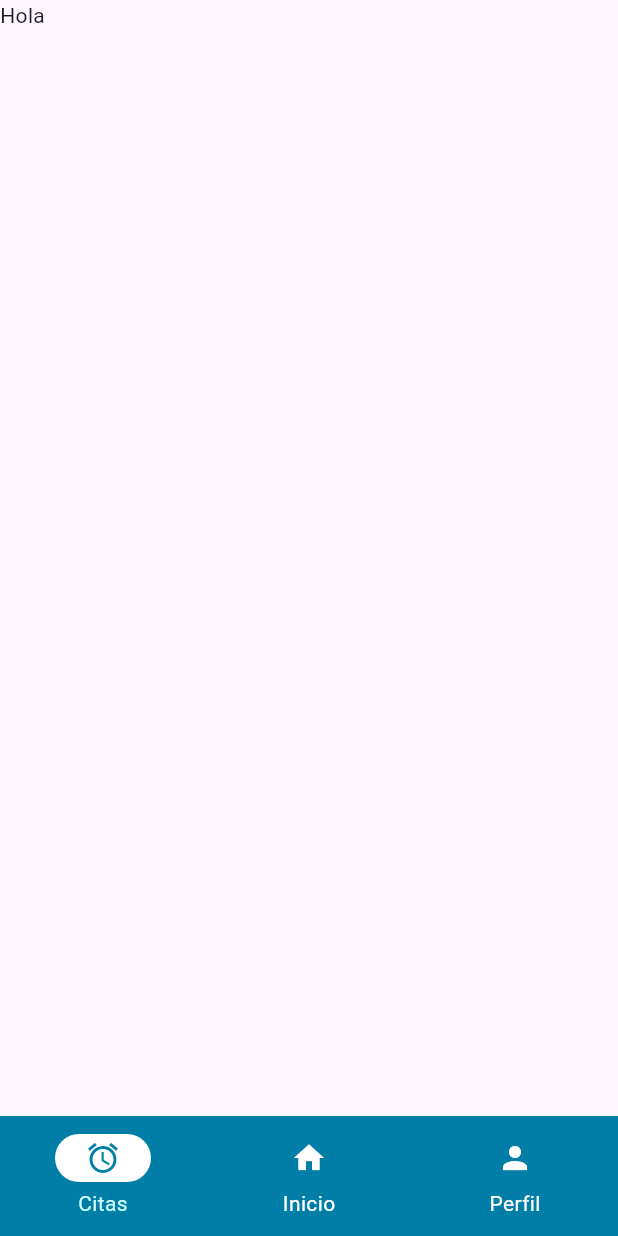
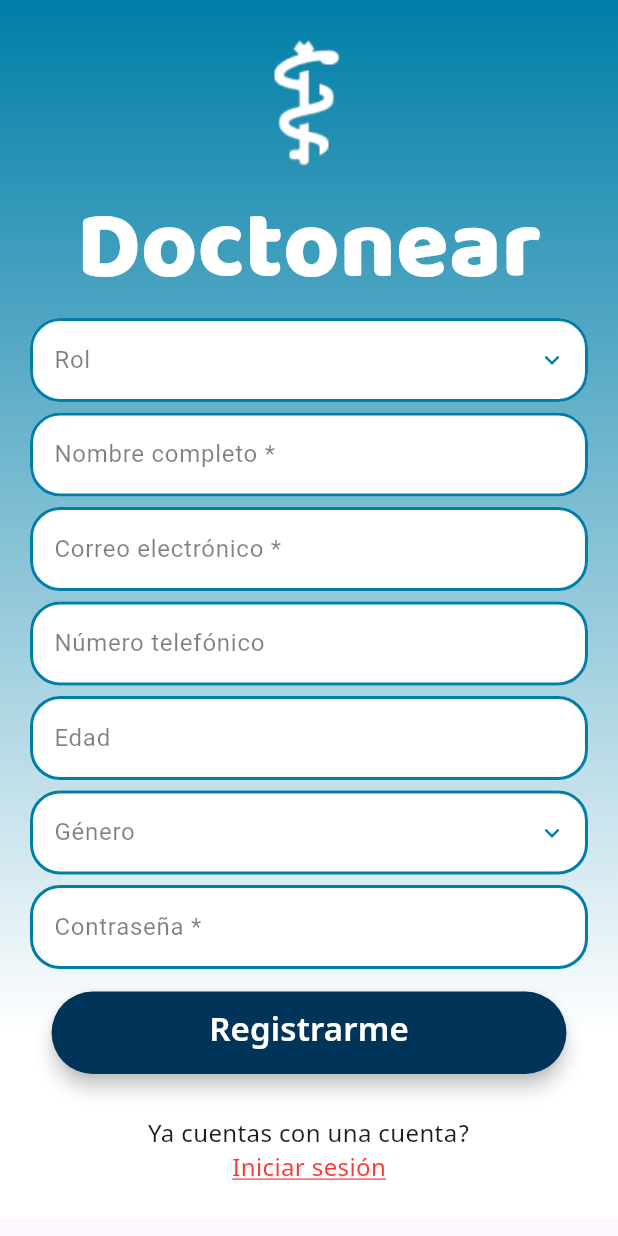
Before and after one commit to Daphish/Doctonear, a Flutter app: the screen it shows after launch, on a phone screen of 412 x 824 dp. Run offline on Flutter 3.47's test engine with Material 3 defaults, Android fonts, the light colour scheme and no system bars; Roboto replaces fonts that are missing (butLOg, cuerpo).

Commit message:
Login, hay que corregir las flechas

```diff
--- /dev/null
+++ b/lib/const.dart
@@ -0,0 +1,4 @@
+import 'package:flutter/material.dart';
+
+Color Prussian_Blue=Color(0xff003459);
+Color link=Color(0xffFF3636);
--- /dev/null
+++ b/lib/login.dart
@@ -0,0 +1,333 @@
+import "package:flutter/material.dart";
+import 'package:medichub/const.dart' as cons;
+
+class Login extends StatefulWidget {
+  const Login({super.key});
+
+  @override
+  State<Login> createState() => _LoginState();
+}
+
+class _LoginState extends State<Login> {
+  bool arrowText=true;
+  bool genderIcon=true;
+  @override
+  Widget build(BuildContext context) {
+    return Scaffold(
+      body: SafeArea(
+        child: Container(
+          decoration: BoxDecoration(
+            gradient: LinearGradient(
+              begin: Alignment.bottomCenter,
+              end: Alignment.topCenter,
+              stops: [
+                0.15,
+                1.0,
+              ],
+              colors: [
+                Color(0xffFFFFFF),
+                Color(0xff007EA7),
+
+              ]
+            )
+          ),
+          child: SingleChildScrollView(
+            child: Padding(
+                padding: EdgeInsets.all(20),
+                child: Center(
+                  child: Column(
+                    children: [
+                      Image.asset('assets/images/logo.png'),
+                      Text(
+                        'Doctonear',
+                        style: TextStyle(
+                            fontFamily: 'titulo',
+                            fontSize: 64,
+                            color: Colors.white
+                        ),
+                      ),
+                      TextFormField(
+                        style: TextStyle(
+                          fontFamily: 'cuerpo',
+                          fontSize: 16,
+                        ),
+                        obscureText: arrowText,
+                        decoration: InputDecoration(
+                          hintText:'Rol',
+                          hintStyle:TextStyle(
+                              fontFamily: 'cuerpo',
+                              fontSize: 16,
+                              color: Color(0x80000000)
+                          ) ,
+                          suffixIcon: IconButton(
+                            icon: arrowText?
+                            Icon(Icons.keyboard_arrow_down_outlined,size: 20, color: Color(0xff007EA7)) : Icon(Icons.keyboard_arrow_up_outlined,size:20,color: Color(0xff007EA7)),
+                            onPressed: (){
+                              setState((){
+                                arrowText=arrowText;
+                              });
+                            },
+                          ),
+                          enabledBorder: OutlineInputBorder(
+                            borderRadius: BorderRadius.circular(20),
+                            borderSide: BorderSide(
+                              color: Color(0xff007EA7),
+                              width: 2.0, // grosor
+                            ),
+                          ),
+                          focusedBorder: OutlineInputBorder(
+                            borderRadius: BorderRadius.circular(20),
+                            borderSide: BorderSide(
+                              color: Color(0xff007EA7),
+                              width: 2.0,
+                            ),
+                          ),
+                          filled: true,
+                          fillColor: Colors.white,
+                        ),
+                      ),
+                      SizedBox(height: 7),
+                      TextFormField(
+                        style: TextStyle(
+                          fontFamily: 'cuerpo',
+                          fontSize: 16,
+                        ),
+                        decoration: InputDecoration(
+                          hintText:'Nombre completo *',
+                          hintStyle:TextStyle(
+                              fontFamily: 'cuerpo',
+                              fontSize: 16,
+                              color: Color(0x80000000)
+                          ) ,
+                          enabledBorder: OutlineInputBorder(
+                            borderRadius: BorderRadius.circular(20),
+                            borderSide: BorderSide(
+                              color: Color(0xff007EA7),
+                              width: 2.0, // grosor
+                            ),
+                          ),
+                          focusedBorder: OutlineInputBorder(
+                            borderRadius: BorderRadius.circular(20),
+                            borderSide: BorderSide(
+                              color: Color(0xff007EA7),
+                              width: 2.0,
+                            ),
+                          ),
+                          filled: true,
+                          fillColor: Colors.white,
+                        ),
+                      ),
+                      SizedBox(height: 7),
+                      TextFormField(
+                        style: TextStyle(
+                          fontFamily: 'cuerpo',
+                          fontSize: 16,
+                        ),
+                        decoration: InputDecoration(
+                          hintText:'Correo electrónico *',
+                          hintStyle:TextStyle(
+                              fontFamily: 'cuerpo',
+                              fontSize: 16,
+                              color: Color(0x80000000)
+                          ) ,
+                          enabledBorder: OutlineInputBorder(
+                            borderRadius: BorderRadius.circular(20),
+                            borderSide: BorderSide(
+                              color: Color(0xff007EA7),
+                              width: 2.0, // grosor
+                            ),
+                          ),
+                          focusedBorder: OutlineInputBorder(
+                            borderRadius: BorderRadius.circular(20),
+                            borderSide: BorderSide(
+                              color: Color(0xff007EA7),
+                              width: 2.0,
+                            ),
+                          ),
+                          filled: true,
+                          fillColor: Colors.white,
+                        ),
+                      ),
+                      SizedBox(height: 7),
+                      TextFormField(
+                        style: TextStyle(
+                          fontFamily: 'cuerpo',
+                          fontSize: 16,
+                        ),
+                        decoration: InputDecoration(
+                          hintText:'Número telefónico',
+                          hintStyle:TextStyle(
+                              fontFamily: 'cuerpo',
+                              fontSize: 16,
+                              color: Color(0x80000000)
+                          ) ,
+                          enabledBorder: OutlineInputBorder(
+                            borderRadius: BorderRadius.circular(20),
+                            borderSide: BorderSide(
+                              color: Color(0xff007EA7),
+                              width: 2.0, // grosor
+                            ),
+                          ),
+                          focusedBorder: OutlineInputBorder(
+                            borderRadius: BorderRadius.circular(20),
+                            borderSide: BorderSide(
+                              color: Color(0xff007EA7),
+                              width: 2.0,
+                            ),
+                          ),
+                          filled: true,
+                          fillColor: Colors.white,
+                        ),
+                      ),
+                      SizedBox(height: 7),
+                      TextFormField(
+                        style: TextStyle(
+                          fontFamily: 'cuerpo',
+                          fontSize: 16,
+                        ),
+                        decoration: InputDecoration(
+                          hintText:'Edad',
+                          hintStyle:TextStyle(
+                              fontFamily: 'cuerpo',
+                              fontSize: 16,
+                              color: Color(0x80000000)
+                          ) ,
+                          enabledBorder: OutlineInputBorder(
+                            borderRadius: BorderRadius.circular(20),
+                            borderSide: BorderSide(
+                              color: Color(0xff007EA7),
+                              width: 2.0, // grosor
+                            ),
+                          ),
+                          focusedBorder: OutlineInputBorder(
+                            borderRadius: BorderRadius.circular(20),
+                            borderSide: BorderSide(
+                              color: Color(0xff007EA7),
+                              width: 2.0,
+                            ),
+                          ),
+                          filled: true,
+                          fillColor: Colors.white,
+                        ),
+                      ),
+                      SizedBox(height: 7),
+                      TextFormField(
+                        style: TextStyle(
+                          fontFamily: 'cuerpo',
+                          fontSize: 16,
+                        ),
+                        obscureText: genderIcon,
+                        decoration: InputDecoration(
+                          hintText:'Género',
+                          hintStyle:TextStyle(
+                              fontFamily: 'cuerpo',
+                              fontSize: 16,
+                              color: Color(0x80000000)
+                          ) ,
+                          suffixIcon: IconButton(
+                            icon: genderIcon?
+                            Icon(Icons.keyboard_arrow_down_outlined,size: 20, color: Color(0xff007EA7)) : Icon(Icons.keyboard_arrow_up_outlined,size:20,color: Color(0xff007EA7)),
+                            onPressed: (){
+                              setState((){
+                                genderIcon=!genderIcon;
+                              });
+                            },
+                          ),
+                          enabledBorder: OutlineInputBorder(
+                            borderRadius: BorderRadius.circular(20),
+                            borderSide: BorderSide(
+                              color: Color(0xff007EA7),
+                              width: 2.0, // grosor
+                            ),
+                          ),
+                          focusedBorder: OutlineInputBorder(
+                            borderRadius: BorderRadius.circular(20),
+                            borderSide: BorderSide(
+                              color: Color(0xff007EA7),
+                              width: 2.0,
+                            ),
+                          ),
+                          filled: true,
+                          fillColor: Colors.white,
+                        ),
+                      ),
+                      SizedBox(height: 7),
+                      TextFormField(
+                        style: TextStyle(
+                          fontFamily: 'cuerpo',
+                          fontSize: 16,
+                        ),
+                        decoration: InputDecoration(
+                          hintText:'Contraseña *',
+                          hintStyle:TextStyle(
+                              fontFamily: 'cuerpo',
+                              fontSize: 16,
+                              color: Color(0x80000000)
+                          ) ,
+                          enabledBorder: OutlineInputBorder(
+                            borderRadius: BorderRadius.circular(20),
+                            borderSide: BorderSide(
+                              color: Color(0xff007EA7),
+                              width: 2.0, // grosor
+                            ),
+                          ),
+                          focusedBorder: OutlineInputBorder(
+                            borderRadius: BorderRadius.circular(20),
+                            borderSide: BorderSide(
+                              color: Color(0xff007EA7),
+                              width: 2.0,
+                            ),
+                          ),
+                          filled: true,
+                          fillColor: Colors.white,
+                        ),
+                      ),
+                      SizedBox(height: 15,),
+                      ElevatedButton(
+                        onPressed: (){},
+                        child: Text(
+                          'Registrarme',
+                          style: TextStyle(
+                            fontFamily: 'butLOg',
+                            fontSize: 22,
+                            color: Colors.white
+                          ),
+                        ),
+                        style: ElevatedButton.styleFrom(
+                          backgroundColor: cons.Prussian_Blue,
+                          padding: EdgeInsets.symmetric(horizontal: 105,vertical: 12),
+                          elevation: 5,
+                        ),
+                      ),
+                      SizedBox(height: 30,),
+                      Text(
+                        'Ya cuentas con una cuenta?',
+                        style: TextStyle(
+                          fontSize: 16,
+                          fontFamily: 'body'
+                        ),
+                      ),
+                      GestureDetector(
+                        onTap: (){},
+                        child: Text(
+                          'Iniciar sesión',
+                          style: TextStyle(
+                            decoration: TextDecoration.underline,
+                            decorationColor: cons.link,
+                            color: cons.link,
+                            fontFamily: 'body',
+                            fontSize: 16
+                          ),
+                        ),
+                      )
+
+                    ],
+                  ),
+                )
+            ),
+          )
+        ),
+      ),
+    );
+  }
+}
--- a/lib/main.dart
+++ b/lib/main.dart
@@ -1,5 +1,6 @@
 import 'package:flutter/material.dart';
 import 'package:medichub/app.dart';
+import 'package:medichub/login.dart';
 
 void main() {
   runApp(const MyApp());
@@ -32,7 +33,7 @@
         colorScheme: ColorScheme.fromSeed(seedColor: Colors.deepPurple),
         useMaterial3: true,
       ),
-      home: const App(),
+      home: const Login(),
     );
   }
 }
```
Also changed, not shown: pubspec.yaml (+12 -2 lines), assets/fonts/Baloo2-ExtraBold.ttf (added), assets/fonts/NotoSansDevanagari-Regular.ttf (added), assets/fonts/NotoSansDevanagari-SemiBold.ttf (added), assets/images/logo.png (added).
